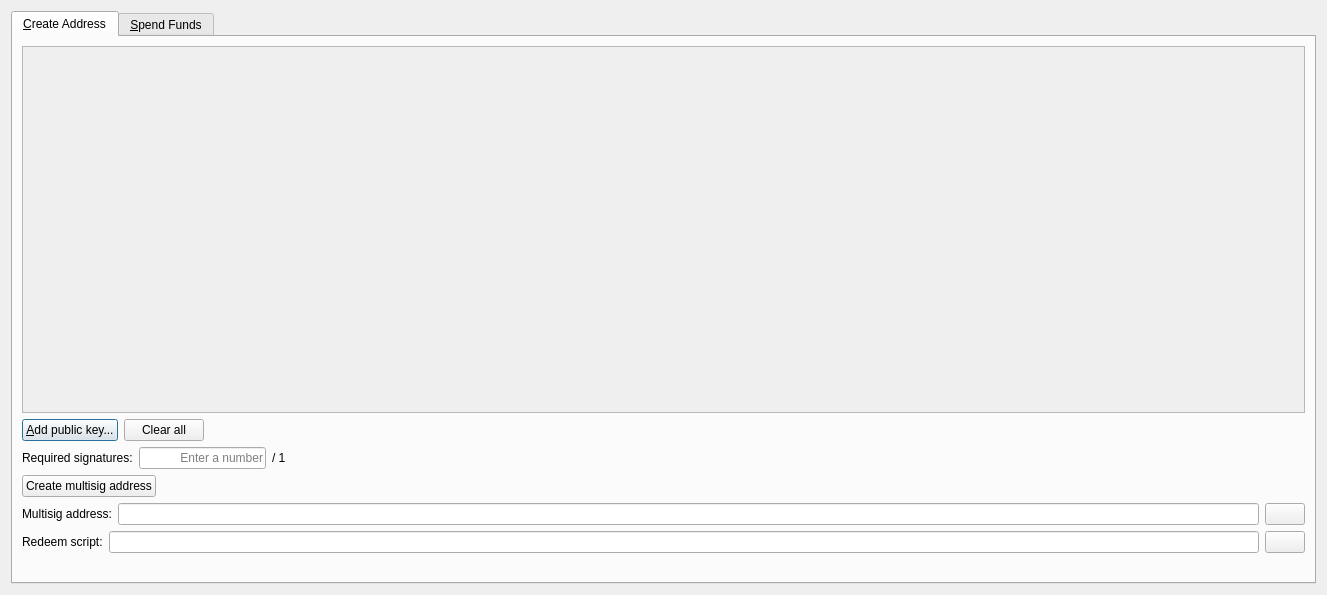
The window that src/qt/forms/multisigdialog.ui (Crowndev/crown) describes before a commit, drawn with Qt 5.
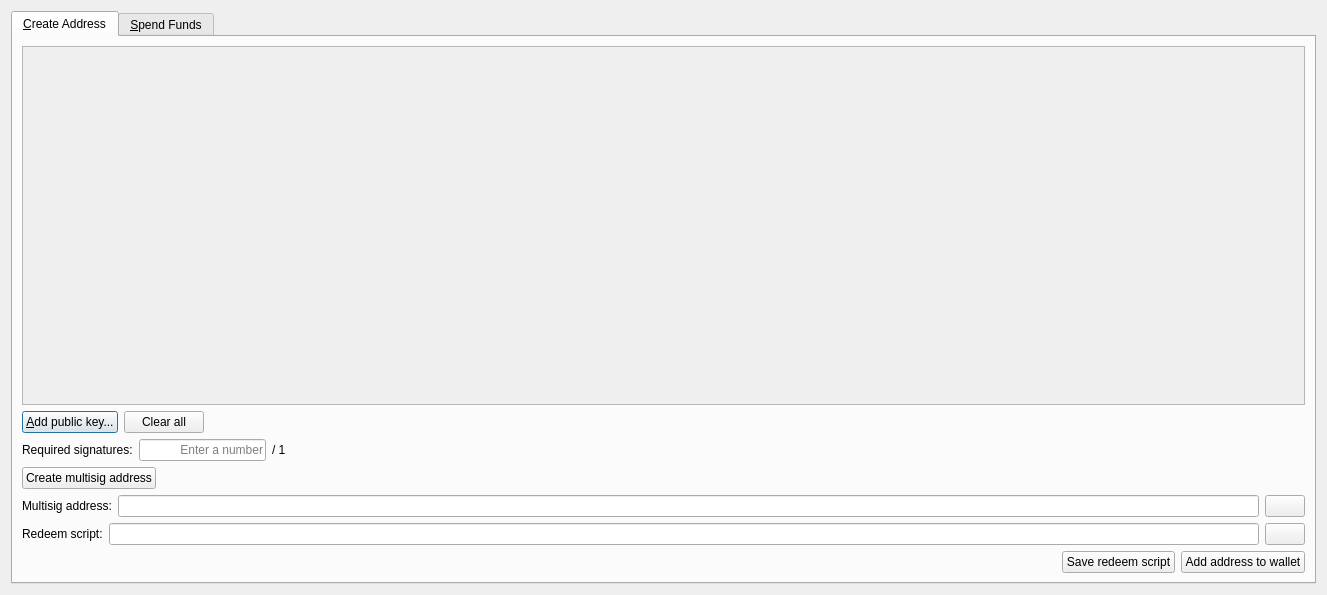
The same window after the commit. Icons and pictures are not drawn.

Patch:
```diff
--- a/src/qt/forms/multisigdialog.ui
+++ b/src/qt/forms/multisigdialog.ui
@@ -35,7 +35,7 @@
             <x>0</x>
             <y>0</y>
             <width>1283</width>
-            <height>345</height>
+            <height>310</height>
            </rect>
           </property>
           <layout class="QVBoxLayout" name="verticalLayout_3">
@@ -284,6 +284,26 @@
            </property>
           </spacer>
          </item>
+         <item>
+          <widget class="QPushButton" name="saveRedeemScriptButton">
+           <property name="toolTip">
+            <string>The redeem script will be required to spend the funds sent to the multisig address</string>
+           </property>
+           <property name="text">
+            <string>Save redeem script</string>
+           </property>
+          </widget>
+         </item>
+         <item>
+          <widget class="QPushButton" name="saveMultisigAddressButton">
+           <property name="toolTip">
+            <string>Add the multisig address to your personal addresses</string>
+           </property>
+           <property name="text">
+            <string>Add address to wallet</string>
+           </property>
+          </widget>
+         </item>
         </layout>
        </item>
       </layout>
```
Left out of the diff: 14 changed lines with no effect on the pictures.
